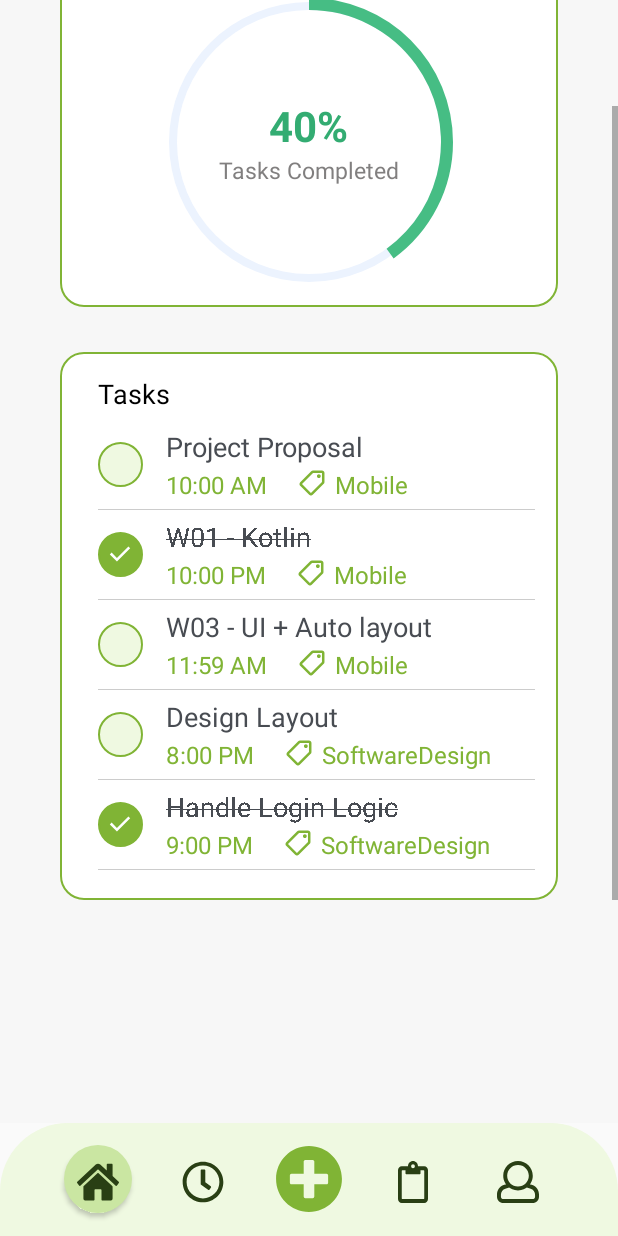
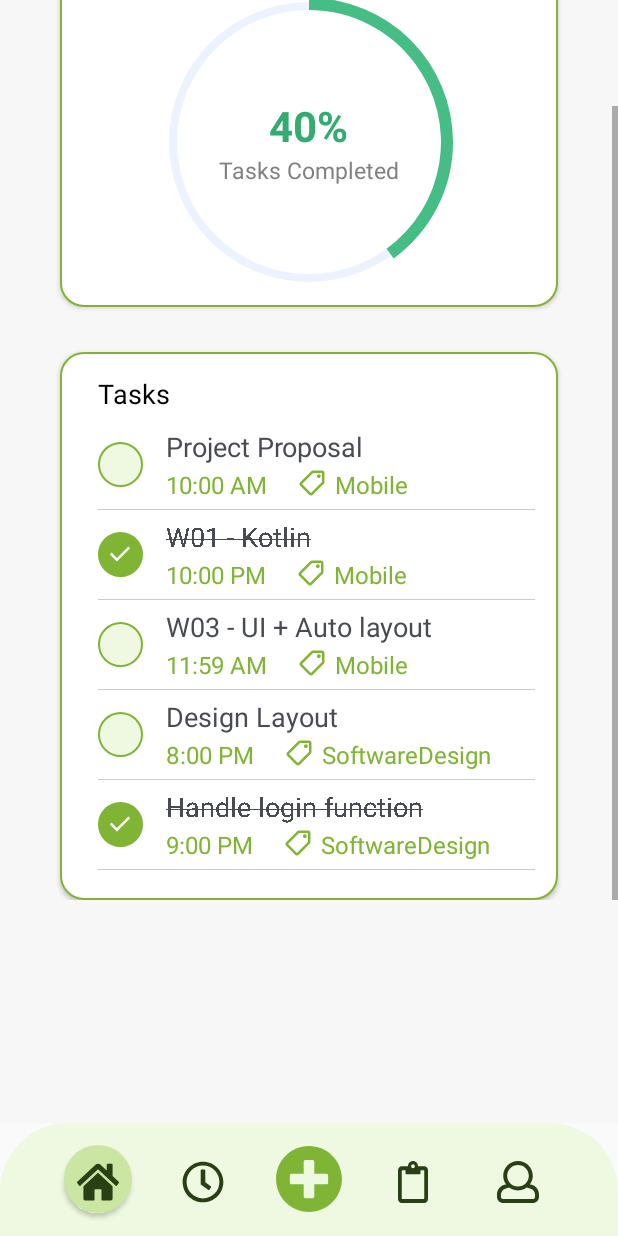
Before and after one commit to pmlinh21/Mobile-21KTPM1-Group05, an Android app built with Jetpack Compose: the fragment DailyReport placed in its activity, scrolled down 80 dp, on a phone screen of 412 x 824 dp. Run offline under Robolectric (Android 15) with nearby library versions, the phone set to English and light mode, and no system bars; our stand-ins replace Firebase (no records; nobody signed in at launch, a user with empty details on screens opened directly).

Commit message:
Done daily report page

```diff
--- a/ApplePie/app/src/main/java/com/example/applepie/DailyReport.kt
+++ b/ApplePie/app/src/main/java/com/example/applepie/DailyReport.kt
@@ -52,14 +52,6 @@ class DailyReport : Fragment() {
                 val percentageDone = adapter.getPercentageDone().toInt()
                 progressBar.progress = percentageDone
                 progressText.text = "$percentageDone%"
-//                if (i <= 100) {
-//                    progressText.text = "$i%"
-//                    progressBar.progress = i
-//                    i++
-//                    handler.postDelayed(this, 200)
-//                } else {
-//                    handler.removeCallbacks(this)
-//                }
             }
         }, 200)
 
@@ -76,7 +68,7 @@ class DailyReport : Fragment() {
         tasksList.add(Task("", "10:00 PM", 1, 2, true, "", "", "W01 - Kotlin"))
         tasksList.add(Task("", "11:59 AM", 1, 3, false,"", "", "W03 - UI + Auto layout"))
         tasksList.add(Task("", "8:00 PM", 2, 3, false,"", "", "Design Layout"))
-        tasksList.add(Task("", "9:00 PM", 2, 3, true,"", "", "Handle Login Logic"))
+        tasksList.add(Task("", "9:00 PM", 2, 3, true,"", "", "Handle login function"))
 
         val totalTasks = tasksList.size
 
--- a/ApplePie/app/src/main/res/drawable/report_box.xml
+++ b/ApplePie/app/src/main/res/drawable/report_box.xml
@@ -5,10 +5,4 @@
     <stroke
         android:width="1dp"
         android:color="#80B435" />
-    <item
-        android:drawable="@drawable/drop_shadow"
-        android:top="0dp"
-        android:right="0dp"
-        android:left="0dp"
-        android:bottom="10dp" />
 </shape>
--- a/ApplePie/app/src/main/res/layout/fragment_daily_report.xml
+++ b/ApplePie/app/src/main/res/layout/fragment_daily_report.xml
@@ -21,6 +21,7 @@
                 android:layout_height="wrap_content"
                 android:layout_marginTop="25dp"
                 android:background="@drawable/report_box"
+                android:elevation="2dp"
                 android:orientation="vertical"
                 app:layout_constraintEnd_toEndOf="parent"
                 app:layout_constraintStart_toStartOf="parent"
@@ -93,6 +94,7 @@
                 app:layout_constraintStart_toStartOf="parent"
                 app:layout_constraintTop_toBottomOf="@+id/progress_layout"
                 android:background="@drawable/report_box"
+                android:elevation="2dp"
                 android:layout_marginTop="30dp"
                 android:layout_marginRight="40dp"
                 android:layout_marginLeft="40dp">
```
